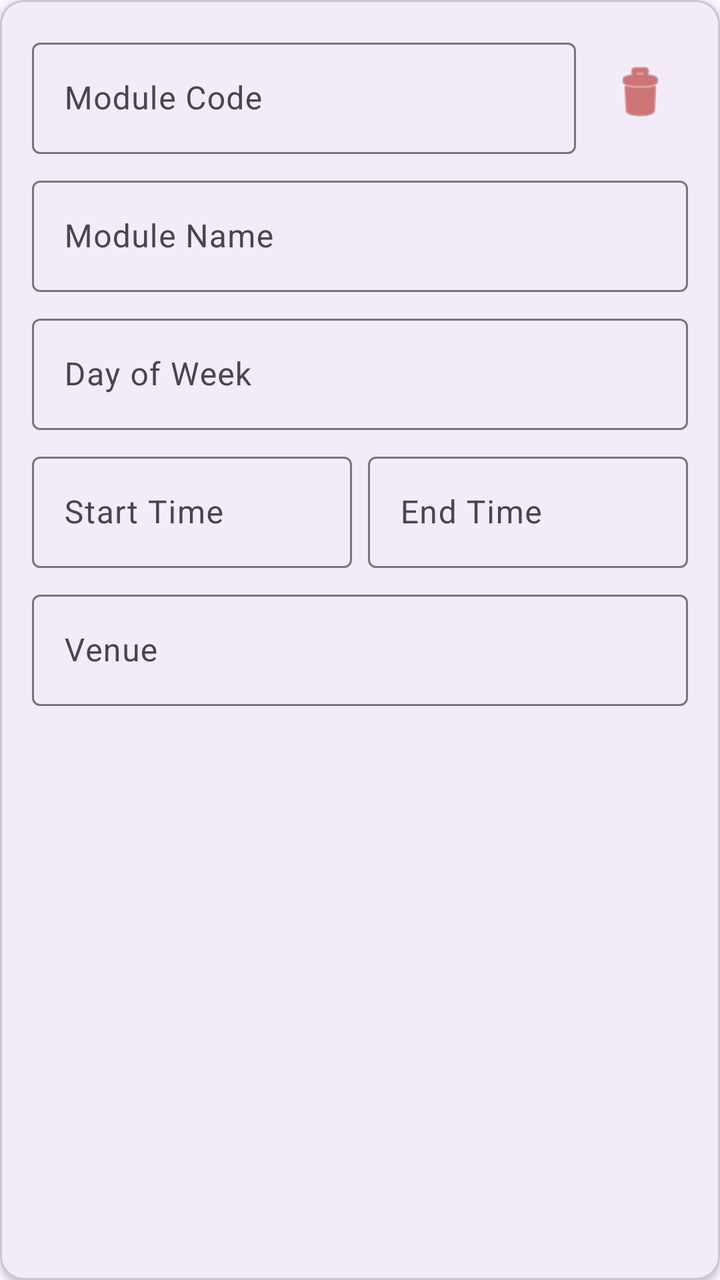
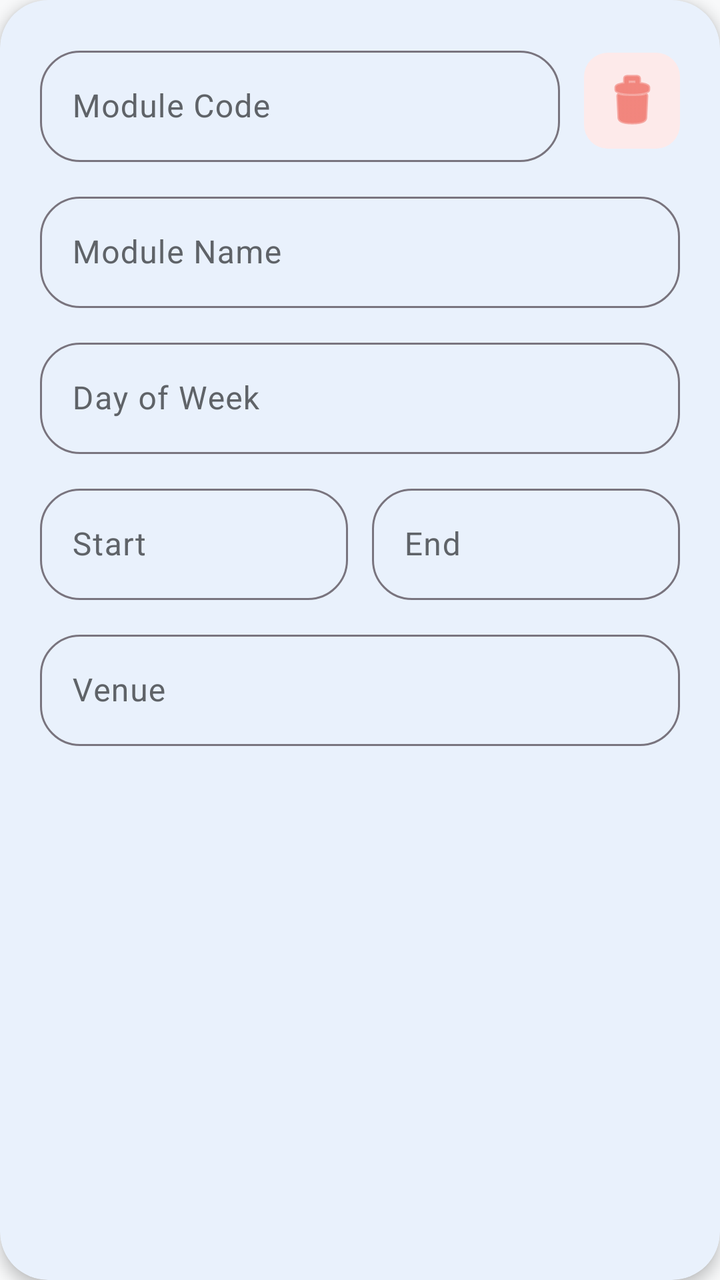

Screens rendered from an Android XML layout before and after an edit, with the pre-edit source and the edit as a unified diff.
<!-- AndroidManifest.xml: application theme Theme.CampusSync -->
<!-- res/layout/item_scanned_entry.xml -->
<?xml version="1.0" encoding="utf-8"?>
<com.google.android.material.card.MaterialCardView xmlns:android="http://schemas.android.com/apk/res/android"
    xmlns:app="http://schemas.android.com/apk/res-auto"
    xmlns:tools="http://schemas.android.com/tools"
    android:layout_width="match_parent"
    android:layout_height="wrap_content"
    android:layout_marginHorizontal="16dp"
    android:layout_marginVertical="8dp"
    app:cardCornerRadius="12dp"
    app:cardElevation="2dp">

    <LinearLayout
        android:layout_width="match_parent"
        android:layout_height="wrap_content"
        android:orientation="vertical"
        android:padding="16dp">

        <LinearLayout
            android:layout_width="match_parent"
            android:layout_height="wrap_content"
            android:gravity="center_vertical"
            android:orientation="horizontal">

            <com.google.android.material.textfield.TextInputLayout
                style="@style/Widget.Material3.TextInputLayout.OutlinedBox"
                android:layout_width="0dp"
                android:layout_height="wrap_content"
                android:layout_weight="1"
                android:hint="Module Code">

                <com.google.android.material.textfield.TextInputEditText
                    android:id="@+id/etModuleCode"
                    android:layout_width="match_parent"
                    android:layout_height="wrap_content"
                    android:inputType="textCapCharacters"
                    android:singleLine="true" />
            </com.google.android.material.textfield.TextInputLayout>

            <ImageButton
                android:id="@+id/btnDelete"
                android:layout_width="48dp"
                android:layout_height="48dp"
                android:layout_marginStart="8dp"
                android:background="?attr/selectableItemBackgroundBorderless"
                android:contentDescription="Delete entry"
                app:srcCompat="@android:drawable/ic_menu_delete"
                app:tint="?attr/colorError" />
        </LinearLayout>

        <com.google.android.material.textfield.TextInputLayout
            style="@style/Widget.Material3.TextInputLayout.OutlinedBox"
            android:layout_width="match_parent"
            android:layout_height="wrap_content"
            android:layout_marginTop="8dp"
            android:hint="Module Name">

            <com.google.android.material.textfield.TextInputEditText
                android:id="@+id/etModuleName"
                android:layout_width="match_parent"
                android:layout_height="wrap_content"
                android:inputType="textCapWords"
                android:singleLine="true" />
        </com.google.android.material.textfield.TextInputLayout>

        <com.google.android.material.textfield.TextInputLayout
            style="@style/Widget.Material3.TextInputLayout.OutlinedBox"
            android:layout_width="match_parent"
            android:layout_height="wrap_content"
            android:layout_marginTop="8dp"
            android:hint="Day of Week">

            <com.google.android.material.textfield.TextInputEditText
                android:id="@+id/etDay"
                android:layout_width="match_parent"
                android:layout_height="wrap_content"
                android:inputType="textCapWords"
                android:singleLine="true" />
        </com.google.android.material.textfield.TextInputLayout>

        <LinearLayout
            android:layout_width="match_parent"
            android:layout_height="wrap_content"
            android:layout_marginTop="8dp"
            android:orientation="horizontal">

            <com.google.android.material.textfield.TextInputLayout
                style="@style/Widget.Material3.TextInputLayout.OutlinedBox"
                android:layout_width="0dp"
                android:layout_height="wrap_content"
                android:layout_marginEnd="4dp"
                android:layout_weight="1"
                android:hint="Start Time">

                <com.google.android.material.textfield.TextInputEditText
                    android:id="@+id/etStartTime"
                    android:layout_width="match_parent"
                    android:layout_height="wrap_content"
                    android:inputType="text"
                    android:singleLine="true" />
            </com.google.android.material.textfield.TextInputLayout>

            <com.google.android.material.textfield.TextInputLayout
                style="@style/Widget.Material3.TextInputLayout.OutlinedBox"
                android:layout_width="0dp"
                android:layout_height="wrap_content"
                android:layout_marginStart="4dp"
                android:layout_weight="1"
                android:hint="End Time">

                <com.google.android.material.textfield.TextInputEditText
                    android:id="@+id/etEndTime"
                    android:layout_width="match_parent"
                    android:layout_height="wrap_content"
                    android:inputType="text"
                    android:singleLine="true" />
            </com.google.android.material.textfield.TextInputLayout>
        </LinearLayout>

        <com.google.android.material.textfield.TextInputLayout
            style="@style/Widget.Material3.TextInputLayout.OutlinedBox"
            android:layout_width="match_parent"
            android:layout_height="wrap_content"
            android:layout_marginTop="8dp"
            android:hint="Venue">

            <com.google.android.material.textfield.TextInputEditText
                android:id="@+id/etVenue"
                android:layout_width="match_parent"
                android:layout_height="wrap_content"
                android:inputType="textCapWords"
                android:singleLine="true" />
        </com.google.android.material.textfield.TextInputLayout>

    </LinearLayout>
</com.google.android.material.card.MaterialCardView>
<!-- resources referenced by this layout -->
<resources>
  <style name="Theme.CampusSync" parent="Base.Theme.CampusSync" />
  <style name="Base.Theme.CampusSync" parent="Theme.Material3.DayNight.NoActionBar">
          
          
      </style>
</resources>

<!-- the commit's change to res/layout/item_scanned_entry.xml (unified diff, before → after) -->
@@ -6,14 +6,15 @@
     android:layout_height="wrap_content"
     android:layout_marginHorizontal="16dp"
     android:layout_marginVertical="8dp"
-    app:cardCornerRadius="12dp"
-    app:cardElevation="2dp">
+    app:cardCornerRadius="24dp"
+    app:cardElevation="4dp"
+    app:strokeWidth="0dp">
 
     <LinearLayout
         android:layout_width="match_parent"
         android:layout_height="wrap_content"
         android:orientation="vertical"
-        android:padding="16dp">
+        android:padding="20dp">
 
         <LinearLayout
             android:layout_width="match_parent"
@@ -26,93 +27,109 @@
                 android:layout_width="0dp"
                 android:layout_height="wrap_content"
                 android:layout_weight="1"
-                android:hint="Module Code">
+                android:hint="Module Code"
+                app:boxCornerRadiusBottomEnd="20dp"
+                app:boxCornerRadiusBottomStart="20dp"
+                app:boxCornerRadiusTopEnd="20dp"
+                app:boxCornerRadiusTopStart="20dp">
 
                 <com.google.android.material.textfield.TextInputEditText
                     android:id="@+id/etModuleCode"
                     android:layout_width="match_parent"
                     android:layout_height="wrap_content"
-                    android:inputType="textCapCharacters"
-                    android:singleLine="true" />
+                    android:inputType="textCapCharacters" />
             </com.google.android.material.textfield.TextInputLayout>
 
             <ImageButton
                 android:id="@+id/btnDelete"
                 android:layout_width="48dp"
                 android:layout_height="48dp"
-                android:layout_marginStart="8dp"
-                android:background="?attr/selectableItemBackgroundBorderless"
+                android:layout_marginStart="12dp"
+                android:background="@drawable/bg_badge_rounded"
+                android:backgroundTint="@color/accent_red_light"
                 android:contentDescription="Delete entry"
                 app:srcCompat="@android:drawable/ic_menu_delete"
-                app:tint="?attr/colorError" />
+                app:tint="@color/accent_red" />
         </LinearLayout>
 
         <com.google.android.material.textfield.TextInputLayout
             style="@style/Widget.Material3.TextInputLayout.OutlinedBox"
             android:layout_width="match_parent"
             android:layout_height="wrap_content"
-            android:layout_marginTop="8dp"
-            android:hint="Module Name">
+            android:layout_marginTop="12dp"
+            android:hint="Module Name"
+            app:boxCornerRadiusBottomEnd="20dp"
+            app:boxCornerRadiusBottomStart="20dp"
+            app:boxCornerRadiusTopEnd="20dp"
+            app:boxCornerRadiusTopStart="20dp">
 
             <com.google.android.material.textfield.TextInputEditText
                 android:id="@+id/etModuleName"
                 android:layout_width="match_parent"
                 android:layout_height="wrap_content"
-                android:inputType="textCapWords"
-                android:singleLine="true" />
+                android:inputType="textCapWords" />
         </com.google.android.material.textfield.TextInputLayout>
 
         <com.google.android.material.textfield.TextInputLayout
             style="@style/Widget.Material3.TextInputLayout.OutlinedBox"
             android:layout_width="match_parent"
             android:layout_height="wrap_content"
-            android:layout_marginTop="8dp"
-            android:hint="Day of Week">
+            android:layout_marginTop="12dp"
+            android:hint="Day of Week"
+            app:boxCornerRadiusBottomEnd="20dp"
+            app:boxCornerRadiusBottomStart="20dp"
+            app:boxCornerRadiusTopEnd="20dp"
+            app:boxCornerRadiusTopStart="20dp">
 
             <com.google.android.material.textfield.TextInputEditText
                 android:id="@+id/etDay"
                 android:layout_width="match_parent"
                 android:layout_height="wrap_content"
-                android:inputType="textCapWords"
-                android:singleLine="true" />
+                android:inputType="textCapWords" />
         </com.google.android.material.textfield.TextInputLayout>
 
         <LinearLayout
             android:layout_width="match_parent"
             android:layout_height="wrap_content"
-            android:layout_marginTop="8dp"
+            android:layout_marginTop="12dp"
             android:orientation="horizontal">
 
             <com.google.android.material.textfield.TextInputLayout
                 style="@style/Widget.Material3.TextInputLayout.OutlinedBox"
                 android:layout_width="0dp"
                 android:layout_height="wrap_content"
-                android:layout_marginEnd="4dp"
+                android:layout_marginEnd="6dp"
                 android:layout_weight="1"
-                android:hint="Start Time">
+                android:hint="Start"
+                app:boxCornerRadiusBottomEnd="20dp"
+                app:boxCornerRadiusBottomStart="20dp"
+                app:boxCornerRadiusTopEnd="20dp"
+                app:boxCornerRadiusTopStart="20dp">
 
                 <com.google.android.material.textfield.TextInputEditText
                     android:id="@+id/etStartTime"
                     android:layout_width="match_parent"
                     android:layout_height="wrap_content"
-                    android:inputType="text"
-                    android:singleLine="true" />
+                    android:inputType="text" />
             </com.google.android.material.textfield.TextInputLayout>
 
             <com.google.android.material.textfield.TextInputLayout
                 style="@style/Widget.Material3.TextInputLayout.OutlinedBox"
                 android:layout_width="0dp"
                 android:layout_height="wrap_content"
-                android:layout_marginStart="4dp"
+                android:layout_marginStart="6dp"
                 android:layout_weight="1"
-                android:hint="End Time">
+                android:hint="End"
+                app:boxCornerRadiusBottomEnd="20dp"
+                app:boxCornerRadiusBottomStart="20dp"
+                app:boxCornerRadiusTopEnd="20dp"
+                app:boxCornerRadiusTopStart="20dp">
 
                 <com.google.android.material.textfield.TextInputEditText
                     android:id="@+id/etEndTime"
                     android:layout_width="match_parent"
                     android:layout_height="wrap_content"
-                    android:inputType="text"
-                    android:singleLine="true" />
+                    android:inputType="text" />
             </com.google.android.material.textfield.TextInputLayout>
         </LinearLayout>
 
@@ -120,16 +137,18 @@
             style="@style/Widget.Material3.TextInputLayout.OutlinedBox"
             android:layout_width="match_parent"
             android:layout_height="wrap_content"
-            android:layout_marginTop="8dp"
-            android:hint="Venue">
+            android:layout_marginTop="12dp"
+            android:hint="Venue"
+            app:boxCornerRadiusBottomEnd="20dp"
+            app:boxCornerRadiusBottomStart="20dp"
+            app:boxCornerRadiusTopEnd="20dp"
+            app:boxCornerRadiusTopStart="20dp">
 
             <com.google.android.material.textfield.TextInputEditText
                 android:id="@+id/etVenue"
                 android:layout_width="match_parent"
                 android:layout_height="wrap_content"
-                android:inputType="textCapWords"
-                android:singleLine="true" />
+                android:inputType="textCapWords" />
         </com.google.android.material.textfield.TextInputLayout>
-
     </LinearLayout>
 </com.google.android.material.card.MaterialCardView>
<!-- resource entries referenced after the edit -->
@@ -1,9 +1,52 @@
 <!-- resources referenced by this layout -->
 <resources>
+  <color name="accent_red">#EA4335</color>
+  <color name="accent_red_light">#FDEAEA</color>
+  <!-- drawable bg_badge_rounded (drawable) -->
+  <?xml version="1.0" encoding="utf-8"?>
+  <shape xmlns:android="http://schemas.android.com/apk/res/android">
+      <solid android:color="@color/primary_light" />
+      <corners android:radius="12dp" />
+  </shape>
   <style name="Theme.CampusSync" parent="Base.Theme.CampusSync" />
+  <color name="primary_light">#E8F0FE</color>
   <style name="Base.Theme.CampusSync" parent="Theme.Material3.DayNight.NoActionBar">
           
+          <item name="colorPrimary">@color/primary_blue</item>
+          <item name="colorOnPrimary">@color/on_primary</item>
+          <item name="colorPrimaryContainer">@color/primary_light</item>
+          <item name="colorOnPrimaryContainer">@color/primary_blue</item>
+  
           
+          <item name="colorError">@color/accent_red</item>
+          <item name="colorOnError">@color/on_error</item>
+  
+          
+          <item name="android:windowBackground">@color/bg_soft</item>
+          <item name="colorSurface">@color/surface</item>
+          <item name="colorOnSurface">@color/text_main</item>
+          <item name="colorOnSurfaceVariant">@color/text_secondary</item>
+  
+          
+          <item name="shapeAppearanceLargeComponent">@style/ShapeAppearance.CampusSync.Rounded.Large</item>
+          <item name="shapeAppearanceMediumComponent">@style/ShapeAppearance.CampusSync.Rounded.Medium</item>
+          <item name="shapeAppearanceSmallComponent">@style/ShapeAppearance.CampusSync.Rounded.Small</item>
+      </style>
+  <color name="primary_blue">#1A73E8</color>
+  <color name="on_primary">#FFFFFF</color>
+  <color name="on_error">#FFFFFF</color>
+  <color name="bg_soft">#F8F9FA</color>
+  <color name="surface">#FFFFFF</color>
+  <color name="text_main">#202124</color>
+  <color name="text_secondary">#5F6368</color>
+  <style name="ShapeAppearance.CampusSync.Rounded.Large" parent="ShapeAppearance.Material3.LargeComponent">
+          <item name="cornerSize">28dp</item>
+      </style>
+  <style name="ShapeAppearance.CampusSync.Rounded.Medium" parent="ShapeAppearance.Material3.MediumComponent">
+          <item name="cornerSize">20dp</item>
+      </style>
+  <style name="ShapeAppearance.CampusSync.Rounded.Small" parent="ShapeAppearance.Material3.SmallComponent">
+          <item name="cornerSize">16dp</item>
       </style>
 </resources>
 
